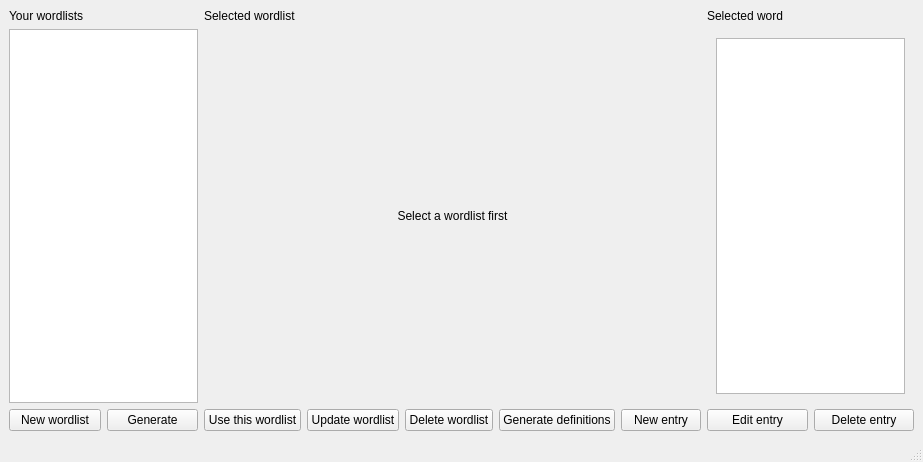
Before: the Qt Designer form wordlists.ui in HubertK05/x-infinity, drawn with Qt 5.
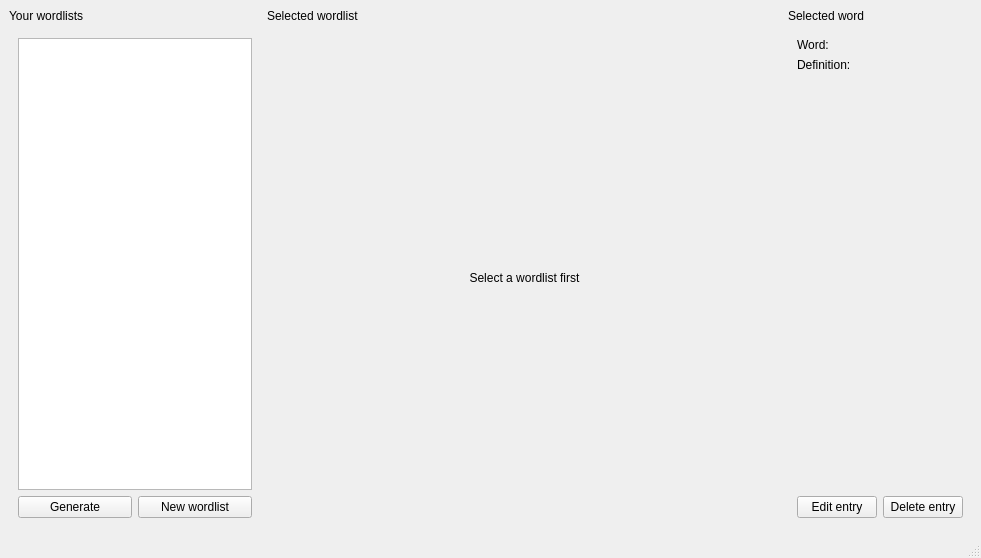
After: the same form once the commit is applied. The open tabs and pages were chosen to show the change.

```diff
--- a/wordlists.ui
+++ b/wordlists.ui
@@ -6,54 +6,39 @@
    <rect>
     <x>0</x>
     <y>0</y>
-    <width>923</width>
-    <height>462</height>
+    <width>981</width>
+    <height>558</height>
    </rect>
   </property>
   <property name="windowTitle">
    <string>MainWindow</string>
   </property>
   <widget class="QWidget" name="centralwidget">
-   <layout class="QVBoxLayout" name="verticalLayout">
+   <layout class="QHBoxLayout" name="horizontalLayout_2">
     <item>
-     <layout class="QGridLayout" name="gridLayout">
+     <layout class="QGridLayout" name="gridLayout" rowstretch="0,0">
+      <item row="0" column="2">
+       <widget class="QLabel" name="selected_wordlist_title">
+        <property name="text">
+         <string>Selected wordlist</string>
+        </property>
+       </widget>
+      </item>
       <item row="1" column="2">
-       <widget class="QStackedWidget" name="word_pages">
-        <property name="currentIndex">
-         <number>0</number>
-        </property>
-        <widget class="QWidget" name="entry_not_selected">
-         <layout class="QHBoxLayout" name="horizontalLayout_5">
-          <item>
-           <widget class="QLabel" name="entry_not_selected_label">
-            <property name="text">
-             <string>Select a word first</string>
-            </property>
-            <property name="alignment">
-             <set>Qt::AlignCenter</set>
-            </property>
-           </widget>
-          </item>
-         </layout>
-        </widget>
-        <widget class="QWidget" name="entry_selected">
-         <layout class="QHBoxLayout" name="horizontalLayout_7">
-          <item>
-           <widget class="QListWidget" name="entry"/>
-          </item>
-         </layout>
-        </widget>
-       </widget>
-      </item>
-      <item row="1" column="1">
        <widget class="QStackedWidget" name="wordlist_pages">
         <property name="currentIndex">
          <number>0</number>
         </property>
         <widget class="QWidget" name="wordlist_not_selected">
-         <layout class="QHBoxLayout" name="horizontalLayout_4">
+         <layout class="QVBoxLayout" name="verticalLayout_2">
           <item>
            <widget class="QLabel" name="wordlist_not_selected_label">
+            <property name="sizePolicy">
+             <sizepolicy hsizetype="Expanding" vsizetype="Expanding">
+              <horstretch>0</horstretch>
+              <verstretch>0</verstretch>
+             </sizepolicy>
+            </property>
             <property name="text">
              <string>Select a wordlist first</string>
             </property>
@@ -65,44 +50,15 @@
          </layout>
         </widget>
         <widget class="QWidget" name="wordlist_selected">
-         <layout class="QHBoxLayout" name="horizontalLayout_6">
+         <layout class="QVBoxLayout" name="verticalLayout_3">
           <item>
            <widget class="QListWidget" name="wordlist"/>
           </item>
-         </layout>
-        </widget>
-       </widget>
-      </item>
-      <item row="0" column="2">
-       <widget class="QLabel" name="selected_entry_title">
-        <property name="text">
-         <string>Selected word</string>
-        </property>
-       </widget>
-      </item>
-      <item row="2" column="2">
-       <layout class="QHBoxLayout" name="horizontalLayout_3">
         <item>
-         <widget class="QPushButton" name="edit_entry_button">
-          <property name="text">
-           <string>Edit entry</string>
-          </property>
-         </widget>
-        </item>
-        <item>
-         <widget class="QPushButton" name="delete_entry_button">
-          <property name="text">
-           <string>Delete entry</string>
-          </property>
-         </widget>
-        </item>
-       </layout>
-      </item>
-      <item row="1" column="0">
-       <widget class="QListWidget" name="wordlists"/>
-      </item>
-      <item row="2" column="1">
-       <layout class="QHBoxLayout" name="horizontalLayout_2">
+           <layout class="QHBoxLayout" name="horizontalLayout_4">
+            <property name="sizeConstraint">
+             <enum>QLayout::SetMinimumSize</enum>
+            </property>
         <item>
          <widget class="QPushButton" name="use_wordlist_button">
           <property name="text">
@@ -140,6 +96,10 @@
         </item>
        </layout>
       </item>
+         </layout>
+        </widget>
+       </widget>
+      </item>
       <item row="0" column="0">
        <widget class="QLabel" name="wordlist_title">
         <property name="text">
@@ -147,22 +107,114 @@
         </property>
        </widget>
       </item>
-      <item row="0" column="1">
-       <widget class="QLabel" name="selected_wordlist_title">
+      <item row="0" column="3">
+       <widget class="QLabel" name="selected_entry_title">
         <property name="text">
-         <string>Selected wordlist</string>
+         <string>Selected word</string>
         </property>
        </widget>
       </item>
-      <item row="2" column="0">
+      <item row="1" column="3">
+       <widget class="QStackedWidget" name="word_pages">
+        <property name="currentIndex">
+         <number>1</number>
+        </property>
+        <widget class="QWidget" name="entry_not_selected">
+         <layout class="QHBoxLayout" name="horizontalLayout_5">
+          <item>
+           <widget class="QLabel" name="entry_not_selected_label">
+            <property name="text">
+             <string>Select a word first</string>
+            </property>
+            <property name="alignment">
+             <set>Qt::AlignCenter</set>
+            </property>
+           </widget>
+          </item>
+         </layout>
+        </widget>
+        <widget class="QWidget" name="entry_selected">
+         <layout class="QVBoxLayout" name="verticalLayout_4">
+          <item>
+           <layout class="QVBoxLayout" name="verticalLayout" stretch="1,0">
+            <item>
+             <layout class="QVBoxLayout" name="verticalLayout_5">
+              <property name="sizeConstraint">
+               <enum>QLayout::SetMinimumSize</enum>
+              </property>
+              <item>
+               <widget class="QLabel" name="word_label">
+                <property name="text">
+                 <string>Word: &lt;word&gt;</string>
+                </property>
+                <property name="wordWrap">
+                 <bool>true</bool>
+                </property>
+               </widget>
+              </item>
+              <item>
+               <widget class="QLabel" name="definition_label">
+                <property name="text">
+                 <string>Definition: &lt;definition&gt;</string>
+                </property>
+                <property name="wordWrap">
+                 <bool>true</bool>
+                </property>
+               </widget>
+              </item>
+              <item>
+               <spacer name="verticalSpacer">
+                <property name="orientation">
+                 <enum>Qt::Vertical</enum>
+                </property>
+                <property name="sizeHint" stdset="0">
+                 <size>
+                  <width>20</width>
+                  <height>40</height>
+                 </size>
+                </property>
+               </spacer>
+              </item>
+             </layout>
+            </item>
+            <item>
+             <layout class="QHBoxLayout" name="horizontalLayout_3">
+              <item>
+               <widget class="QPushButton" name="edit_entry_button">
+                <property name="text">
+                 <string>Edit entry</string>
+                </property>
+               </widget>
+              </item>
+              <item>
+               <widget class="QPushButton" name="delete_entry_button">
+                <property name="text">
+                 <string>Delete entry</string>
+                </property>
+               </widget>
+              </item>
+             </layout>
+            </item>
+           </layout>
+          </item>
+         </layout>
+        </widget>
+       </widget>
+      </item>
+      <item row="1" column="0">
+       <widget class="QStackedWidget" name="stackedWidget">
+        <property name="currentIndex">
+         <number>0</number>
+        </property>
+        <widget class="QWidget" name="page">
+         <layout class="QVBoxLayout" name="verticalLayout_8">
+          <item>
+           <layout class="QVBoxLayout" name="verticalLayout_7">
+            <item>
+             <widget class="QListWidget" name="wordlists"/>
+            </item>
+            <item>
        <layout class="QHBoxLayout" name="horizontalLayout">
-        <item>
-         <widget class="QPushButton" name="new_wordlist_button">
-          <property name="text">
-           <string>New wordlist</string>
-          </property>
-         </widget>
-        </item>
         <item>
          <widget class="QPushButton" name="generate_wordlist_button">
           <property name="text">
@@ -170,7 +222,21 @@
           </property>
          </widget>
         </item>
-       </layout>
+              <item>
+               <widget class="QPushButton" name="new_wordlist_button">
+                <property name="text">
+                 <string>New wordlist</string>
+                </property>
+               </widget>
+              </item>
+             </layout>
+            </item>
+           </layout>
+          </item>
+         </layout>
+        </widget>
+        <widget class="QWidget" name="page_2"/>
+       </widget>
       </item>
      </layout>
     </item>
@@ -181,7 +247,7 @@
     <rect>
      <x>0</x>
      <y>0</y>
-     <width>923</width>
+     <width>981</width>
      <height>20</height>
     </rect>
    </property>
```
Lines whose indentation alone changed are shown as unchanged.
